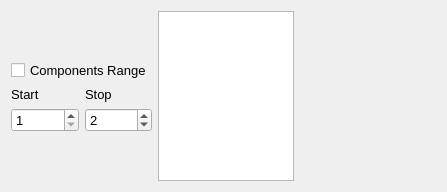
This is _AlgorithmsPlugins/Projections/paramsPCA.ui in b4silio/MLDemos as Qt 5 draws it before an edit. The edited form follows.
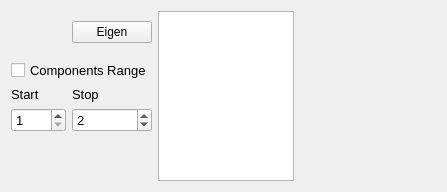
This is the edited form.

Commit message: - Added EigenVector display (table form) for PCA - Added KPCA target dimensions to choose gow many we want to actually provide - Taken out the CrossValidation buttons as they were not useful anymore since we now have the compare button - Added an "auto fit" checkbox in the projections panel - Started adding a Kernel PCA display for kernel features contour lines

```diff
--- a/_AlgorithmsPlugins/Projections/paramsPCA.ui
+++ b/_AlgorithmsPlugins/Projections/paramsPCA.ui
@@ -128,6 +128,13 @@
      </property>
     </spacer>
    </item>
+   <item row="0" column="1">
+    <widget class="QPushButton" name="showEigenvectorButton">
+     <property name="text">
+      <string>Eigen</string>
+     </property>
+    </widget>
+   </item>
   </layout>
  </widget>
  <resources/>
```
The commit also changes 20 other files.
